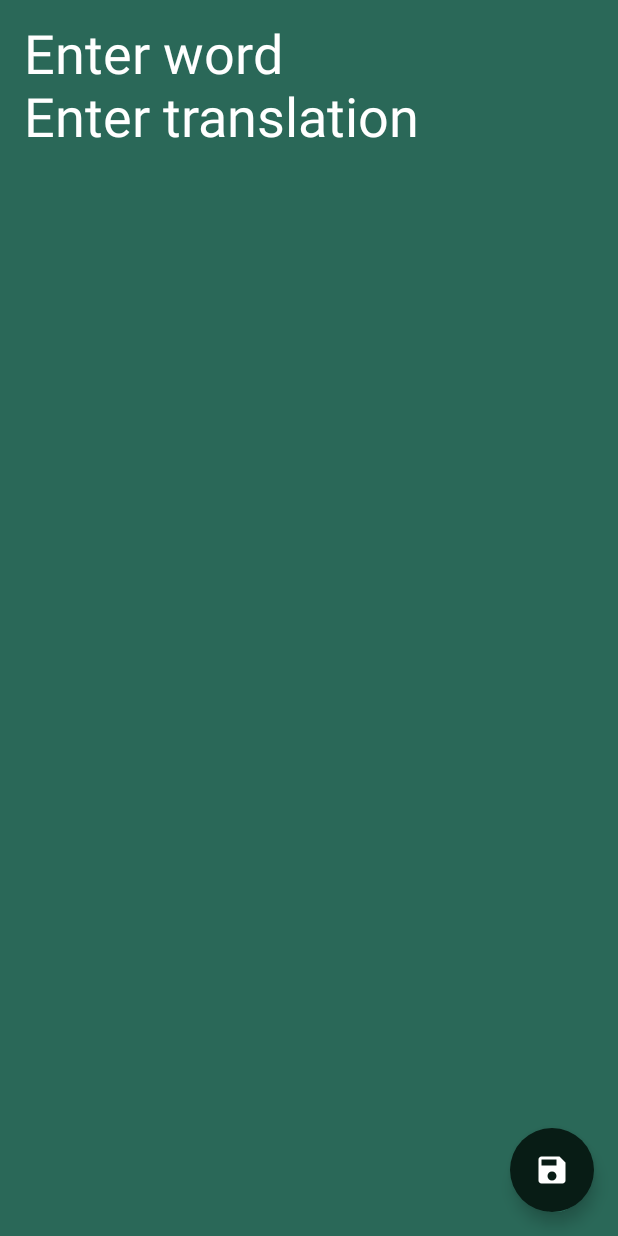
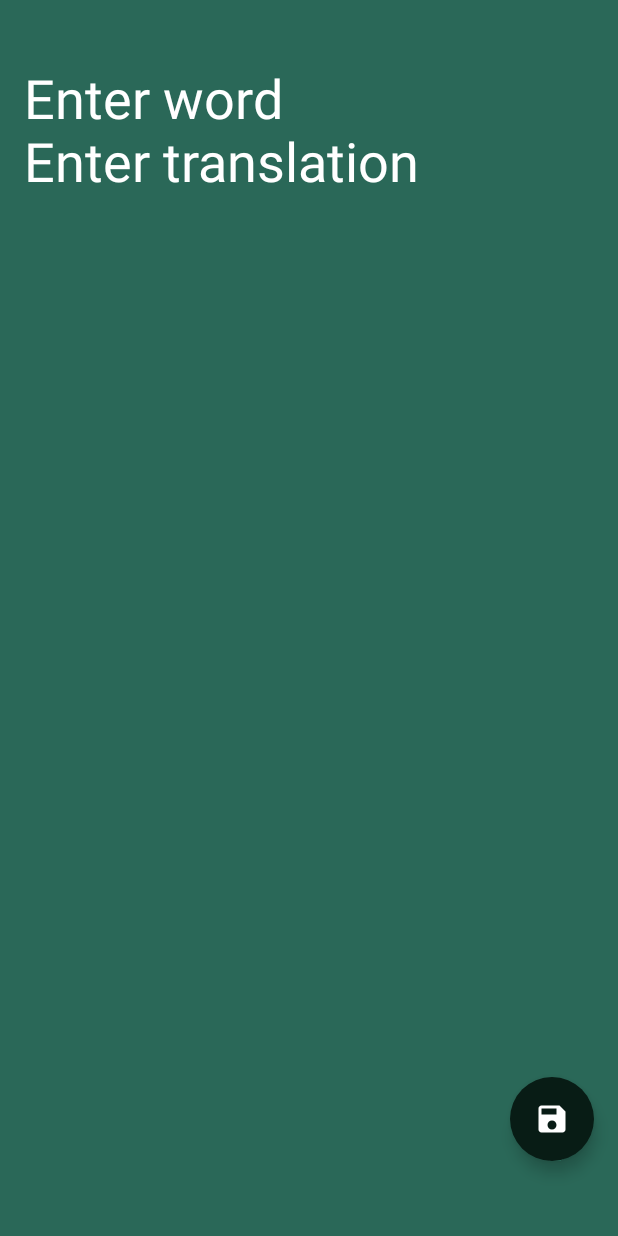
Before and after one commit to maksimzozulyak/Pocket_Translator, an Android app built with Jetpack Compose: the screen it shows after launch (MainActivity), after a tap on "Add word", on a phone screen of 412 x 824 dp. Run offline under Robolectric (Android 15) with nearby library versions, the phone set to English and light mode, and no system bars; our stand-ins replace Dagger/Hilt's generated code, Room's generated code, accompanist.

Commit message:
No limit screen

```diff
--- a/app/build.gradle
+++ b/app/build.gradle
@@ -87,4 +87,6 @@ dependencies {
 
     // Kotlin Extensions and Coroutines support for Room
     implementation "androidx.room:room-ktx:2.3.0"
+
+    implementation "com.google.accompanist:accompanist-systemuicontroller:0.23.1"
 }
--- a/app/src/main/java/com/example/pockettranslator/feature/presentation/MainActivity.kt
+++ b/app/src/main/java/com/example/pockettranslator/feature/presentation/MainActivity.kt
@@ -1,6 +1,7 @@
 package com.example.pockettranslator.feature.presentation
 
 import android.os.Bundle
+import android.view.WindowManager
 import androidx.activity.ComponentActivity
 import androidx.activity.compose.setContent
 import androidx.compose.foundation.layout.fillMaxSize
@@ -8,7 +9,9 @@ import androidx.compose.material.MaterialTheme
 import androidx.compose.material.Surface
 import androidx.compose.material.Text
 import androidx.compose.runtime.Composable
+import androidx.compose.runtime.SideEffect
 import androidx.compose.ui.Modifier
+import androidx.compose.ui.graphics.Color
 import androidx.compose.ui.tooling.preview.Preview
 import androidx.navigation.NavType
 import androidx.navigation.compose.NavHost
@@ -19,14 +22,31 @@ import com.example.pockettranslator.feature.presentation.add_edit_word.AddEditWo
 import com.example.pockettranslator.feature.presentation.util.Screen
 import com.example.pockettranslator.feature.presentation.words.WordsScreen
 import com.example.pockettranslator.ui.theme.PocketTranslatorTheme
+import com.google.accompanist.systemuicontroller.rememberSystemUiController
 import dagger.hilt.android.AndroidEntryPoint
 
 @AndroidEntryPoint
 class MainActivity : ComponentActivity() {
     override fun onCreate(savedInstanceState: Bundle?) {
         super.onCreate(savedInstanceState)
+
+        window.setFlags(
+            WindowManager.LayoutParams.FLAG_LAYOUT_NO_LIMITS,
+            WindowManager.LayoutParams.FLAG_LAYOUT_NO_LIMITS
+        )
+
         setContent {
             PocketTranslatorTheme {
+
+                val systemUiController = rememberSystemUiController()
+                SideEffect {
+                    systemUiController.setStatusBarColor(
+                        color = Color.Transparent,
+                        darkIcons = true
+                    )
+                }
+
+
                 Surface(
                     color = MaterialTheme.colors.background
                 ) {
--- a/app/src/main/java/com/example/pockettranslator/feature/presentation/add_edit_word/AddEditWordScreen.kt
+++ b/app/src/main/java/com/example/pockettranslator/feature/presentation/add_edit_word/AddEditWordScreen.kt
@@ -55,7 +55,8 @@ fun AddEditWordScreen(
                 onClick = {
                     viewModel.onEvent(AddEditWordEvent.SaveWord)
                 },
-                backgroundColor = darkGreen
+                backgroundColor = darkGreen,
+                modifier = Modifier.padding(bottom = 34.dp)
             )  {
                 Icon(
                     imageVector = Icons.Default.Save,
@@ -70,7 +71,7 @@ fun AddEditWordScreen(
             modifier = Modifier
                 .background(Color(color))
                 .fillMaxSize()
-                .padding(16.dp)
+                .padding(16.dp, top = 46.dp)
         ) {
             TransparentHintTextField(
                 text = originState.text,
--- a/app/src/main/java/com/example/pockettranslator/feature/presentation/words/WordsScreen.kt
+++ b/app/src/main/java/com/example/pockettranslator/feature/presentation/words/WordsScreen.kt
@@ -48,7 +48,8 @@ fun WordsScreen(
                 onClick = {
                     navController.navigate(Screen.AddEditWordScreen.route)
                 },
-            backgroundColor = darkGreen
+            backgroundColor = darkGreen,
+            modifier = Modifier.padding(bottom = 34.dp)
             ) {
                 Icon(
                     imageVector = Icons.Default.Add,
@@ -61,7 +62,7 @@ fun WordsScreen(
     ) {
         LazyColumn(
             modifier = Modifier
-                .padding(top = 4.dp)
+                .padding(top = 36.dp)
                 .fillMaxSize()
         ) {
 
```
